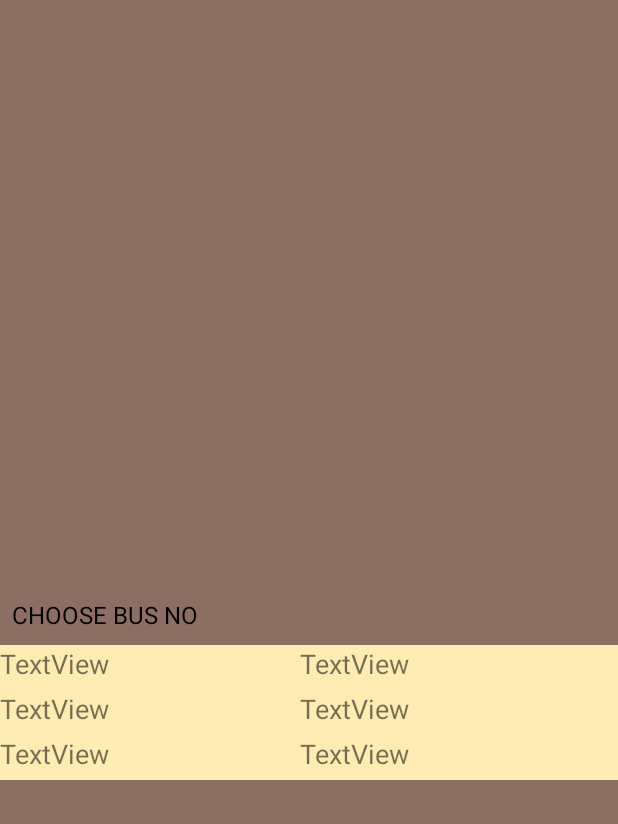
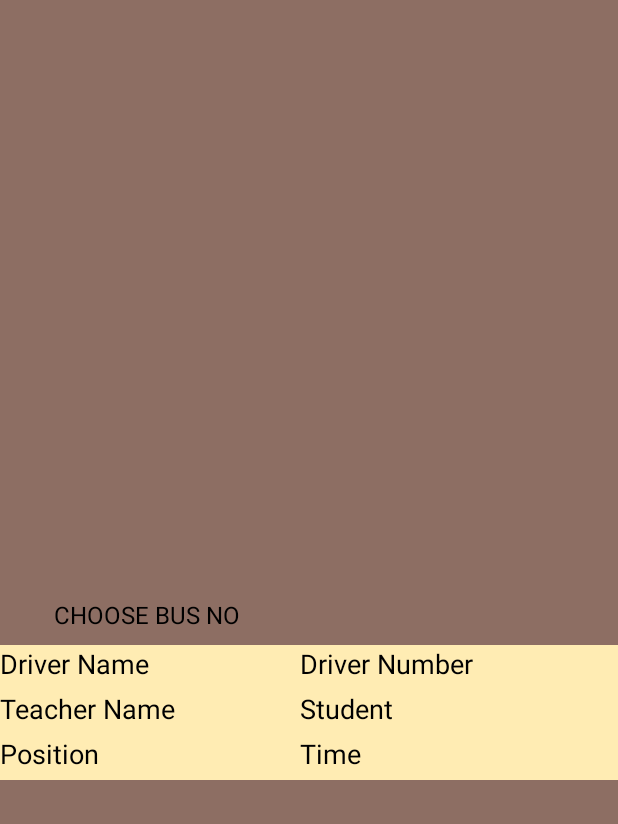
Before and after one commit to tusharsk/Bus_tracking, an Android app: the Direction screen opened directly, with no data from a screen before it, on a phone screen of 412 x 824 dp, the part 137-961 px from its top. Run offline under Robolectric (Android 15) with nearby library versions, the phone set to English and light mode, and no system bars.

Commit message:
Profile Complete

```diff
--- a/app/src/main/java/com/example/tusharsk/bus_tracking/MainActivity.java
+++ b/app/src/main/java/com/example/tusharsk/bus_tracking/MainActivity.java
@@ -130,7 +130,7 @@ public class MainActivity extends AppCompatActivity
 
         CheckUserPermsions();
 
-        String url="https://anubhavaron000001.000webhostapp.com/cab_dummy_info.php";
+        String url="https://anubhavaron000001.000webhostapp.com/bus_tracking_bus_info.php";
         new MyAsyncTaskgetNews().execute(url);
         Background_cab_list background_cab_list=new Background_cab_list();
         background_cab_list.execute();
@@ -601,7 +601,7 @@ public class MainActivity extends AppCompatActivity
                     double Ambulance_latitude=UserCreintal.getDouble("latitude");
                     double Ambulance_longitude=UserCreintal.getDouble("longitude");
                     LatLng sydney = new LatLng(Ambulance_latitude,Ambulance_longitude);
-                    MarkerOptions options=new MarkerOptions().position(sydney).title("CAB"+i+1);
+                    MarkerOptions options=new MarkerOptions().position(sydney).title("CAB"+i+1).icon(BitmapDescriptorFactory.fromResource(R.mipmap.cab));
                     mMap.addMarker(options);
                 }
 
--- a/app/src/main/java/com/example/tusharsk/bus_tracking/PersonalInfo_fill.java
+++ b/app/src/main/java/com/example/tusharsk/bus_tracking/PersonalInfo_fill.java
@@ -59,7 +59,7 @@ public class PersonalInfo_fill extends AppCompatActivity {
         cgs=address.getText().toString();
 
         if(!dobs.matches("")&&!bgs.matches("")&&!cgs.matches("")){
-            String url="https://anubhavaron000001.000webhostapp.com/bus_tracking_personal_info.php?name="+dobs+"&phone="+bgs+"&address"+cgs+"&flag=1"+"&name="+SaveSettings.UserID;
+            String url="https://anubhavaron000001.000webhostapp.com/bus_tracking_fillprofile.php?phone_no="+bgs+"&address="+cgs+"&sex="+dobs+"&flag=1"+"&email="+SaveSettings.user_name;
             bt.setEnabled(false);
             new MyAsyncTaskgetNews().execute(url);
         }
--- a/app/src/main/java/com/example/tusharsk/bus_tracking/PersonalInfo_show.java
+++ b/app/src/main/java/com/example/tusharsk/bus_tracking/PersonalInfo_show.java
@@ -31,7 +31,7 @@ public class PersonalInfo_show extends AppCompatActivity {
         tvgender=(TextView) findViewById(R.id.tvgender);
         tvaddress=(TextView) findViewById(R.id.tvaddress);
         Toast.makeText(this," id "+SaveSettings.UserID,Toast.LENGTH_SHORT).show();
-        String url="https://anubhavaron000001.000webhostapp.com/show.php?name="+SaveSettings.UserID;
+        String url="https://anubhavaron000001.000webhostapp.com/bus_tracking_personal_show.php?name="+SaveSettings.UserID;
         new MyAsyncTaskgetNews().execute(url);
     }
 
--- a/app/src/main/res/layout/activity_direction.xml
+++ b/app/src/main/res/layout/activity_direction.xml
@@ -40,14 +40,16 @@
             android:id="@+id/tvdrivername"
             android:layout_width="200dp"
             android:layout_height="30dp"
-            android:text="TextView"
+            android:text="Driver Name"
+            android:textColor="@color/common_google_signin_btn_text_dark_focused"
             android:textSize="18sp" />
 
         <TextView
             android:id="@+id/tvdriverno"
             android:layout_width="match_parent"
             android:layout_height="30dp"
-            android:text="TextView"
+            android:text="Driver Number"
+            android:textColor="@color/common_google_signin_btn_text_dark_focused"
             android:textSize="18sp" />
     </LinearLayout>
     <LinearLayout
@@ -60,15 +62,17 @@
             android:id="@+id/tvteacher"
             android:layout_width="200dp"
             android:layout_height="30dp"
-            android:text="TextView"
-            android:textSize="18sp"
-            android:background="#FFECB3"/>
+            android:background="#FFECB3"
+            android:text="Teacher Name"
+            android:textColor="@color/common_google_signin_btn_text_dark_focused"
+            android:textSize="18sp" />
 
         <TextView
             android:id="@+id/tvstudent"
             android:layout_width="match_parent"
             android:layout_height="30dp"
-            android:text="TextView"
+            android:textColor="@color/common_google_signin_btn_text_dark_focused"
+            android:text="Student"
             android:textSize="18sp" />
     </LinearLayout>
     <LinearLayout
@@ -80,15 +84,17 @@
         <TextView
             android:id="@+id/tvposition"
             android:layout_width="200dp"
+            android:textColor="@color/common_google_signin_btn_text_dark_focused"
             android:layout_height="30dp"
-            android:text="TextView"
+            android:text="Position"
             android:textSize="18sp" />
 
         <TextView
             android:id="@+id/tvtime"
             android:layout_width="match_parent"
             android:layout_height="30dp"
-            android:text="TextView"
+            android:text="Time"
+            android:textColor="@color/common_google_signin_btn_text_dark_focused"
             android:textSize="18sp" />
     </LinearLayout>
 
--- a/app/src/main/res/layout/content_main.xml
+++ b/app/src/main/res/layout/content_main.xml
@@ -72,7 +72,7 @@
                     android:layout_width="15dp"
                     android:layout_height="15dp"
                     android:layout_marginLeft="20dp"
-
+                    android:src="@drawable/ic_magnify"
                     android:layout_marginTop="20dp"
                      />
 
```
Also changed, not shown: app/src/main/java/com/example/tusharsk/bus_tracking/Direction.java (+27 -5 lines), app/src/main/java/com/example/tusharsk/bus_tracking/SaveSettings.java (+5 -5 lines), app/src/main/res/layout/activity_personal_info_fill.xml (+4 -4 lines), app/src/main/res/drawable/ic_magnify.png (added), app/src/main/res/mipmap-hdpi/cab.png (added), app/src/main/res/mipmap-mdpi/cab.png (added), app/src/main/res/mipmap-xhdpi/cab.png (added), app/src/main/res/mipmap-xxhdpi/cab.png (added), app/src/main/res/mipmap-xxxhdpi/cab.png (added).
